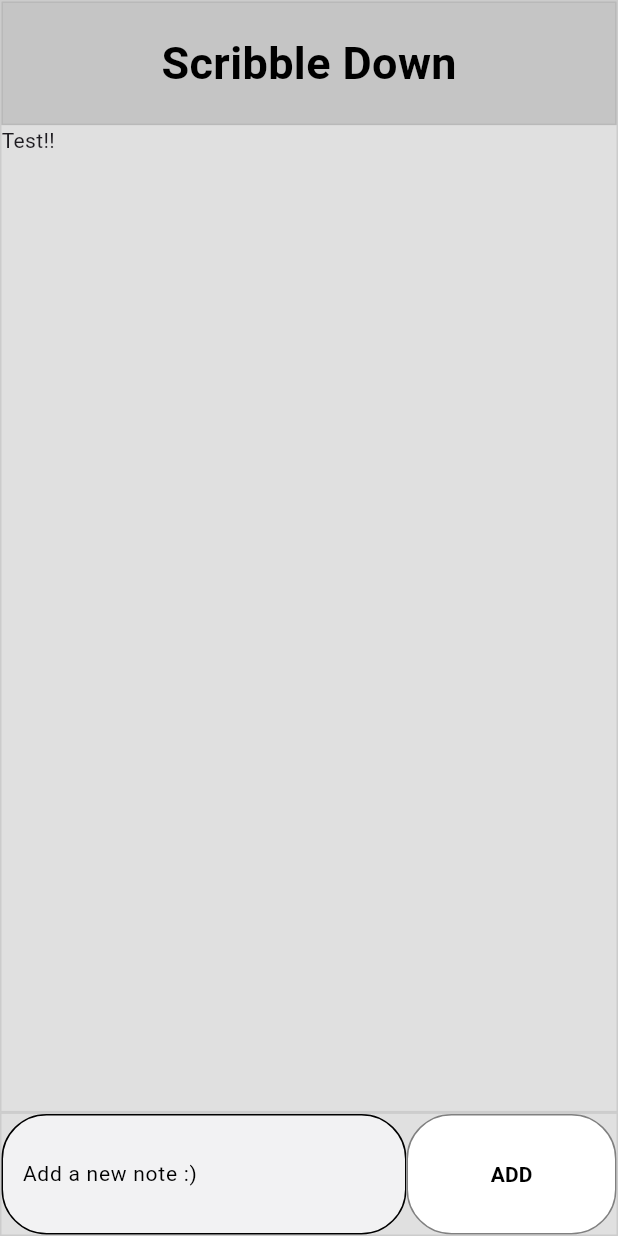
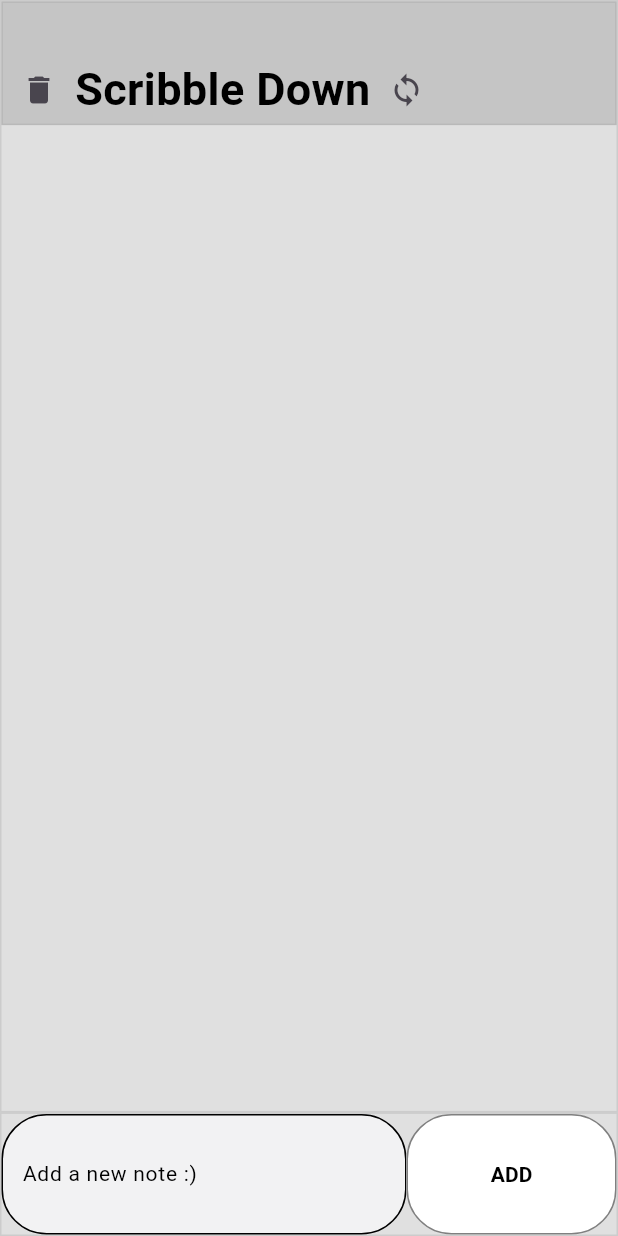
Before and after one commit to Symbian-Bro/chat_clone, a Flutter app: the screen it shows after launch, on a phone screen of 412 x 824 dp. Run offline on Flutter 3.47's test engine with Material 3 defaults, Android fonts, the phone set to English and light mode, and no system bars.

Commit message:
Removed the debug banner from the main file. Set the main container to expanded for avoiding overflows. Adjusted header padding to make the textview more symmetrical. Added two new iconbuttons. Will add the proper functionality for both of them soon.

```diff
--- a/lib/homescreen.dart
+++ b/lib/homescreen.dart
@@ -1,12 +1,13 @@
 import 'package:flutter/material.dart';
 
 class HomeScreen extends StatefulWidget {
+  const HomeScreen({super.key});
+
   @override
   State<HomeScreen> createState() => _HomeScreenState();
 }
 
 class _HomeScreenState extends State<HomeScreen> {
-
   var string1 = "Test!!";
   List<String> notes = [];
   final TextEditingController txtController = TextEditingController();
@@ -16,11 +17,12 @@ class _HomeScreenState extends State<HomeScreen> {
       if (txtController.text.isNotEmpty) {
         notes.add(txtController.text);
         txtController.clear();
-      }
-      else{
+      } else {
         ScaffoldMessenger.of(context).showSnackBar(
-            SnackBar(content: Text("Please enter a note"),
-            duration: Duration(milliseconds: 400),),
+          SnackBar(
+            content: Text("Please enter a note"),
+            duration: Duration(milliseconds: 400),
+          ),
         );
         txtController.clear();
       }
@@ -36,7 +38,8 @@ class _HomeScreenState extends State<HomeScreen> {
         crossAxisAlignment: CrossAxisAlignment.center,
         mainAxisSize: MainAxisSize.max,
         children: [
-          Container(
+          Expanded(
+            child: Container(
               alignment: Alignment.topCenter,
               margin: EdgeInsets.all(0),
               padding: EdgeInsets.all(0),
@@ -61,16 +64,25 @@ class _HomeScreenState extends State<HomeScreen> {
                       Container(
                         alignment: Alignment.center,
                         margin: EdgeInsets.all(0),
-                      padding: EdgeInsets.all(0),
+                        padding: EdgeInsets.fromLTRB(0, 35, 0, 0),
                         width: MediaQuery.of(context).size.width,
                         height: MediaQuery.of(context).size.height * 0.1,
                         decoration: BoxDecoration(
                           color: Color(0x1f000000),
                           shape: BoxShape.rectangle,
                           borderRadius: BorderRadius.zero,
-                        border: Border.all(color: Color(0x4d9e9e9e), width: 1),
+                          border: Border.all(
+                            color: Color(0x4d9e9e9e),
+                            width: 1,
                           ),
-                      child: Text(
+                        ),
+                        child: Row(
+                          children: [
+                            IconButton(
+                              onPressed: () {},
+                              icon: Icon(Icons.delete),
+                            ),
+                            Text(
                               "Scribble Down",
                               textAlign: TextAlign.start,
                               overflow: TextOverflow.clip,
@@ -80,6 +92,12 @@ class _HomeScreenState extends State<HomeScreen> {
                                 fontSize: 30,
                                 color: Color(0xff000000),
                               ),
+                            ),
+                            IconButton(
+                              onPressed: () {},
+                              icon: Icon(Icons.sync),
+                            ),
+                          ],
                         ),
                       ),
                     ],
@@ -91,14 +109,11 @@ class _HomeScreenState extends State<HomeScreen> {
                       padding: EdgeInsets.all(0),
                       shrinkWrap: true,
                       physics: ScrollPhysics(),
-                    children: [
-                      Text(
-                        "$string1"
-                      )
-                    ],
+                      children: [],
                     ),
                   ),
                 ],
+              ),
             ),
           ),
           Container(
@@ -120,7 +135,7 @@ class _HomeScreenState extends State<HomeScreen> {
                 Expanded(
                   flex: 1,
                   child: TextField(
-                    controller: TextEditingController(),
+                    controller: txtController,
                     obscureText: false,
                     textAlign: TextAlign.start,
                     maxLines: null,
@@ -135,18 +150,24 @@ class _HomeScreenState extends State<HomeScreen> {
                     decoration: InputDecoration(
                       disabledBorder: OutlineInputBorder(
                         borderRadius: BorderRadius.circular(30.0),
-                        borderSide:
-                        BorderSide(color: Color(0xff000000), width: 1),
+                        borderSide: BorderSide(
+                          color: Color(0xff000000),
+                          width: 1,
+                        ),
                       ),
                       focusedBorder: OutlineInputBorder(
                         borderRadius: BorderRadius.circular(30.0),
-                        borderSide:
-                        BorderSide(color: Color(0xff000000), width: 1),
+                        borderSide: BorderSide(
+                          color: Color(0xff000000),
+                          width: 1,
+                        ),
                       ),
                       enabledBorder: OutlineInputBorder(
                         borderRadius: BorderRadius.circular(30.0),
-                        borderSide:
-                        BorderSide(color: Color(0xff000000), width: 1),
+                        borderSide: BorderSide(
+                          color: Color(0xff000000),
+                          width: 1,
+                        ),
                       ),
                       hintText: "Add a new note :)",
                       hintStyle: TextStyle(
@@ -173,6 +194,9 @@ class _HomeScreenState extends State<HomeScreen> {
                     side: BorderSide(color: Color(0xff808080), width: 1),
                   ),
                   padding: EdgeInsets.all(16),
+                  textColor: Color(0xff000000),
+                  height: MediaQuery.of(context).size.height,
+                  minWidth: 140,
                   child: Text(
                     "ADD",
                     style: TextStyle(
@@ -181,9 +205,6 @@ class _HomeScreenState extends State<HomeScreen> {
                       fontStyle: FontStyle.normal,
                     ),
                   ),
-                  textColor: Color(0xff000000),
-                  height: MediaQuery.of(context).size.height,
-                  minWidth: 140,
                 ),
               ],
             ),
--- a/lib/main.dart
+++ b/lib/main.dart
@@ -11,7 +11,8 @@ class MyApp extends StatelessWidget {
   @override
   Widget build(BuildContext context) {
     return MaterialApp(
-      title: 'Flutter Demo',
+      debugShowCheckedModeBanner: false,
+      title: 'Scribble Down',
       theme: ThemeData(
         colorScheme: ColorScheme.fromSeed(seedColor: Colors.deepPurple),
       ),
```
Lines whose indentation alone changed are shown as unchanged.
